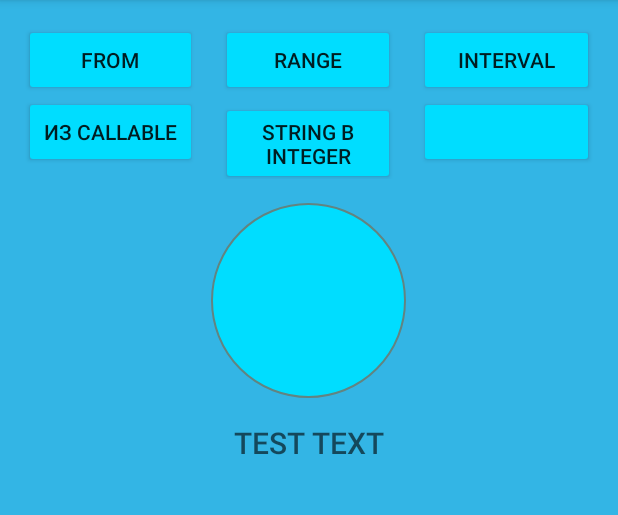
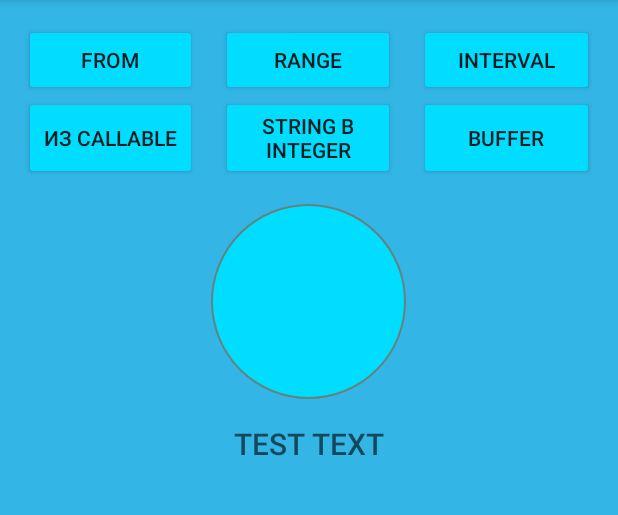
Before and after one commit to Golgoroth22/GeekBrains_Android3, an Android app: the screen it shows after launch (MainActivity), on a phone screen of 412 x 824 dp, the part 84-599 px from its top. Run offline under Robolectric (Android 15) with nearby library versions, the phone set to English and light mode, and no system bars; our stand-ins replace RxJava.

Commit message:
finish buffer example and fix some view

```diff
--- a/RxJava2Training/app/src/main/java/com/falin/valentin/rxjava2training/model/Model.java
+++ b/RxJava2Training/app/src/main/java/com/falin/valentin/rxjava2training/model/Model.java
@@ -12,6 +12,7 @@ public class Model {
     private String count;
     private Callable<Integer> integerCallable;
     private String[] stringMass;
+    private Integer[] integerMass;
 
     public Model() {
         stringObservable = Observable.fromArray("One", "Two", "Three");
@@ -25,6 +26,7 @@ public class Model {
             }
         };
         stringMass = new String[]{"1", "2", "3", "4", "5", "6"};
+        integerMass = new Integer[]{1, 2, 3, 4, 5, 6, 7, 8};
     }
 
     public Observable<String> getStringObservable() {
@@ -55,4 +57,8 @@ public class Model {
     public String[] getStringMass() {
         return stringMass;
     }
+
+    public Integer[] getIntegerMass() {
+        return integerMass;
+    }
 }
--- a/RxJava2Training/app/src/main/java/com/falin/valentin/rxjava2training/presenter/Presenter.java
+++ b/RxJava2Training/app/src/main/java/com/falin/valentin/rxjava2training/presenter/Presenter.java
@@ -43,4 +43,9 @@ public class Presenter {
         String[] stringMass = model.getStringMass();
         fragment.fifthButtonClicked(stringMass);
     }
+
+    public void sixthButtonClicked() {
+        Integer[] integerMass = model.getIntegerMass();
+        fragment.sixButtonClicked(integerMass);
+    }
 }
--- a/RxJava2Training/app/src/main/res/layout/fragment_view.xml
+++ b/RxJava2Training/app/src/main/res/layout/fragment_view.xml
@@ -55,7 +55,7 @@
         <Button
             android:id="@+id/fourth_button"
             android:layout_width="0dp"
-            android:layout_height="wrap_content"
+            android:layout_height="match_parent"
             android:layout_weight="7"
             android:backgroundTint="@android:color/holo_blue_bright"
             android:text="@string/callable" />
@@ -68,7 +68,7 @@
         <Button
             android:id="@+id/fifth_button"
             android:layout_width="0dp"
-            android:layout_height="wrap_content"
+            android:layout_height="match_parent"
             android:layout_weight="7"
             android:backgroundTint="@android:color/holo_blue_bright"
             android:text="@string/string_integer" />
@@ -81,9 +81,10 @@
         <Button
             android:id="@+id/sixth_button"
             android:layout_width="0dp"
-            android:layout_height="wrap_content"
+            android:layout_height="56dp"
             android:layout_weight="7"
-            android:backgroundTint="@android:color/holo_blue_bright" />
+            android:backgroundTint="@android:color/holo_blue_bright"
+            android:text="@string/buffer" />
 
     </LinearLayout>
 
--- a/RxJava2Training/app/src/main/res/values/strings.xml
+++ b/RxJava2Training/app/src/main/res/values/strings.xml
@@ -10,4 +10,5 @@
     <string name="range">range</string>
     <string name="from">from</string>
     <string name="string_integer">String в Integer</string>
+    <string name="buffer">buffer</string>
 </resources>
```
Also changed, not shown: RxJava2Training/app/src/main/java/com/falin/valentin/rxjava2training/view/ViewFragment.java (+36 -0 lines).
